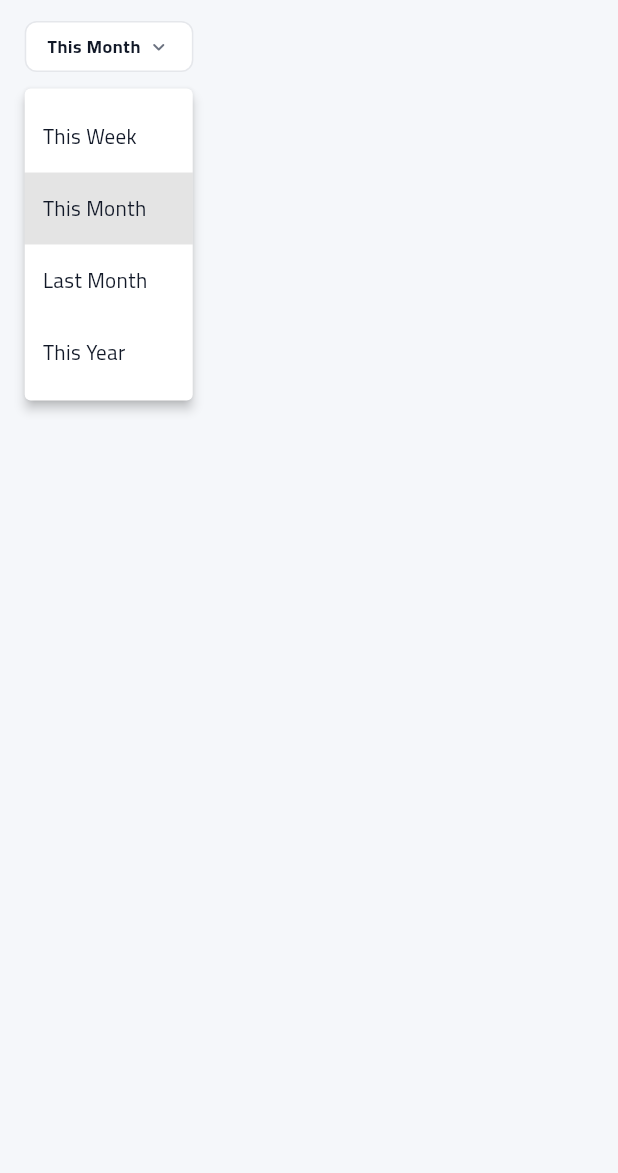
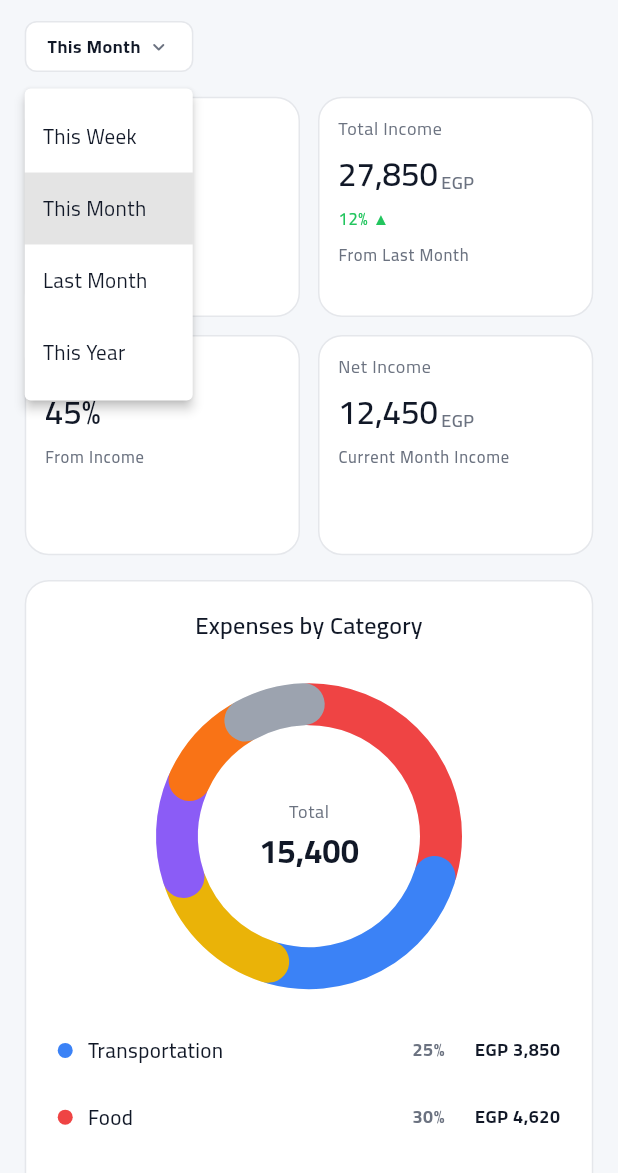
Before and after one commit to elsankary02/Masrofy, a Flutter app: the ReportsTab screen opened by its route, after a tap on "This Month", on a phone screen of 412 x 824 dp, the part 63-1236 px from its top. Run offline on Flutter 3.47's test engine with Material 3 defaults, Android fonts, the phone set to English and light mode, and no system bars; our stand-ins replace easy_localization, flutter_bloc, font_awesome_flutter, go_router, shared_preferences; accounts and stored records are empty.

Commit message:
feat: add reports tab with category legend, expenses by category, and date filter; enhance localization support

```diff
--- a/lib/core/router/go_router.dart
+++ b/lib/core/router/go_router.dart
@@ -9,7 +9,7 @@ import 'package:masrofy/features/income/income_page.dart';
 import 'package:masrofy/features/main/page/main_layout.dart';
 import 'package:masrofy/features/main/tabs/home_tab/presentation/pages/home_tab.dart';
 import 'package:masrofy/features/main/tabs/more_tab/presentation/pages/more_tab.dart';
-import 'package:masrofy/features/main/tabs/reports_tab/reports_tab.dart';
+import 'package:masrofy/features/main/tabs/reports_tab/presentation/pages/reports_tab.dart';
 import 'package:masrofy/features/main/tabs/transactions_tab/transactions_tab.dart';
 import 'package:masrofy/features/notification/presentation/page/notification_page.dart';
 
--- a/lib/features/main/page/main_layout.dart
+++ b/lib/features/main/page/main_layout.dart
@@ -6,7 +6,7 @@ import 'package:masrofy/core/utils/constants/locale_keys.g.dart';
 import 'package:masrofy/core/utils/extensions/extensions.dart';
 import 'package:masrofy/features/main/tabs/home_tab/presentation/pages/home_tab.dart';
 import 'package:masrofy/features/main/tabs/more_tab/presentation/pages/more_tab.dart';
-import 'package:masrofy/features/main/tabs/reports_tab/reports_tab.dart';
+import 'package:masrofy/features/main/tabs/reports_tab/presentation/pages/reports_tab.dart';
 import 'package:masrofy/features/main/tabs/transactions_tab/transactions_tab.dart';
 
 class MainLayout extends StatefulWidget {
--- /dev/null
+++ b/lib/features/main/tabs/reports_tab/data/models/category_legend_model.dart
@@ -0,0 +1,57 @@
+import 'package:easy_localization/easy_localization.dart';
+import 'package:flutter/material.dart';
+import 'package:masrofy/core/theme/app_colors.dart';
+import 'package:masrofy/core/utils/constants/locale_keys.g.dart';
+
+class CategoryLegendModel {
+  final String label;
+  final Color color;
+  final String percentage;
+  final String amount;
+
+  CategoryLegendModel({
+    required this.label,
+    required this.color,
+    required this.percentage,
+    required this.amount,
+  });
+}
+
+final List<CategoryLegendModel> categories = [
+  CategoryLegendModel(
+    label: LocaleKeys.transportation.tr(),
+    color: AppColors.blue,
+    percentage: '25%',
+    amount: 'EGP 3,850',
+  ),
+  CategoryLegendModel(
+    label: LocaleKeys.food.tr(),
+    color: AppColors.expense,
+    percentage: '30%',
+    amount: 'EGP 4,620',
+  ),
+  CategoryLegendModel(
+    label: LocaleKeys.bills.tr(),
+    color: AppColors.accent,
+    percentage: '15%',
+    amount: 'EGP 2,310',
+  ),
+  CategoryLegendModel(
+    label: LocaleKeys.shopping.tr(),
+    color: AppColors.purple,
+    percentage: '12%',
+    amount: 'EGP 1,848',
+  ),
+  CategoryLegendModel(
+    label: LocaleKeys.entertainment.tr(),
+    color: AppColors.orange,
+    percentage: '10%',
+    amount: 'EGP 1,540',
+  ),
+  CategoryLegendModel(
+    label: LocaleKeys.other.tr(),
+    color: AppColors.grey400,
+    percentage: '8%',
+    amount: 'EGP 1,232',
+  ),
+];
--- /dev/null
+++ b/lib/features/main/tabs/reports_tab/data/models/reports_model.dart
@@ -0,0 +1,52 @@
+import 'package:easy_localization/easy_localization.dart';
+import 'package:flutter/material.dart';
+import 'package:masrofy/core/theme/app_colors.dart';
+import 'package:masrofy/core/utils/constants/locale_keys.g.dart';
+
+class ReportsModel {
+  final String label;
+  final String amount;
+  final String? changeText;
+  final Color? changeColor;
+  final String subText;
+  final bool isPercentage;
+
+  ReportsModel({
+    required this.label,
+    required this.amount,
+    this.changeText,
+    this.changeColor,
+    required this.subText,
+    this.isPercentage = false,
+  });
+}
+
+List<ReportsModel> reportsData(BuildContext context) {
+  return [
+    ReportsModel(
+      label: LocaleKeys.total_expenses.tr(),
+      amount: "15,400",
+      changeText: "8% ▼",
+      changeColor: AppColors.expense,
+      subText: LocaleKeys.from_last_month.tr(),
+    ),
+    ReportsModel(
+      label: LocaleKeys.total_income_alt.tr(),
+      amount: "27,850",
+      changeText: "12% ▲",
+      changeColor: AppColors.income,
+      subText: LocaleKeys.from_last_month.tr(),
+    ),
+    ReportsModel(
+      label: LocaleKeys.savings_rate.tr(),
+      amount: "45%",
+      subText: LocaleKeys.from_income.tr(),
+      isPercentage: true,
+    ),
+    ReportsModel(
+      label: LocaleKeys.net_income.tr(),
+      amount: "12,450",
+      subText: LocaleKeys.current_month_income.tr(),
+    ),
+  ];
+}
--- a/lib/features/main/tabs/reports_tab/reports_tab.dart
+++ b/lib/features/main/tabs/reports_tab/presentation/pages/reports_tab.dart
@@ -3,7 +3,9 @@ import 'package:flutter/material.dart';
 import 'package:masrofy/core/utils/constants/locale_keys.g.dart';
 import 'package:masrofy/core/utils/extensions/extensions.dart';
 import 'package:masrofy/core/utils/extensions/screen_helper_extension.dart';
-import 'package:masrofy/features/main/tabs/reports_tab/widget/dashboard_date_filter_dropdown.dart';
+import 'package:masrofy/features/main/tabs/reports_tab/presentation/widget/dashboard_date_filter_dropdown.dart';
+import 'package:masrofy/features/main/tabs/reports_tab/presentation/widget/expenses_by_category_widget.dart';
+import 'package:masrofy/features/main/tabs/reports_tab/presentation/widget/reports_data_grid_view_builder_widget.dart';
 
 class ReportsTab extends StatelessWidget {
   const ReportsTab({super.key});
@@ -19,7 +21,6 @@ class ReportsTab extends StatelessWidget {
           ),
         ),
         centerTitle: true,
-
       ),
       body: SafeArea(
         child: SingleChildScrollView(
@@ -27,6 +28,11 @@ class ReportsTab extends StatelessWidget {
           child: Column(
             children: [
               DashboardDateFilterDropdown(onFilterChanged: (value) {}),
+              SizedBox(height: context.h20),
+              ReportsDataGridViewBuilderWidget(),
+              SizedBox(height: context.h20),
+              ExpensesByCategoryWidget(),
+              SizedBox(height: context.h20),
             ],
           ),
         ),
--- /dev/null
+++ b/lib/features/main/tabs/reports_tab/presentation/widget/category_legend_list_widget.dart
@@ -0,0 +1,97 @@
+import 'package:flutter/material.dart';
+import 'package:masrofy/core/theme/app_colors.dart';
+import 'package:masrofy/core/utils/extensions/extensions.dart';
+import 'package:masrofy/core/utils/extensions/screen_helper_extension.dart';
+import 'package:masrofy/features/main/tabs/reports_tab/data/models/category_legend_model.dart';
+
+class CategoryLegendListWidget extends StatelessWidget {
+  const CategoryLegendListWidget({super.key});
+
+  @override
+  Widget build(BuildContext context) {
+    return ListView.separated(
+      shrinkWrap: true,
+      physics: NeverScrollableScrollPhysics(),
+      itemCount: categories.length,
+      separatorBuilder: (context, index) => SizedBox(height: context.h20),
+      itemBuilder: (context, index) {
+        final items = categories[index];
+        return _CategoryLegend(
+          label: items.label,
+          color: items.color,
+          percentage: items.percentage,
+          amount: items.amount,
+        );
+      },
+    );
+  }
+}
+
+// ── Category Legend ──
+class _CategoryLegend extends StatelessWidget {
+  final String label;
+  final Color color;
+  final String percentage;
+  final String amount;
+  const _CategoryLegend({
+    required this.label,
+    required this.color,
+    required this.percentage,
+    required this.amount,
+  });
+
+  @override
+  Widget build(BuildContext context) {
+    return Column(
+      children: [
+        Padding(
+          padding: EdgeInsetsGeometry.all(4),
+          child: Row(
+            mainAxisAlignment: MainAxisAlignment.spaceBetween,
+            children: [
+              Row(
+                spacing: 10,
+                children: [
+                  Container(
+                    width: 10,
+                    height: 10,
+                    decoration: BoxDecoration(
+                      color: color,
+                      shape: BoxShape.circle,
+                    ),
+                  ),
+                  Text(
+                    label,
+                    style: context.textTheme.bodyMedium?.copyWith(
+                      fontWeight: FontWeight.w500,
+                    ),
+                  ),
+                ],
+              ),
+              Row(
+                spacing: 20,
+                children: [
+                  Text(
+                    percentage,
+                    style: context.textTheme.bodySmall?.copyWith(
+                      color: context.isDarkMode
+                          ? AppColors.textSecondaryDark
+                          : AppColors.textSecondaryLight,
+                      fontWeight: FontWeight.bold,
+                    ),
+                  ),
+                  Text(
+                    amount,
+                    style: context.textTheme.bodySmall?.copyWith(
+                      fontWeight: FontWeight.bold,
+                    ),
+                  ),
+                ],
+              ),
+            ],
+          ),
+        ),
+      ],
+    );
+  }
+}
--- /dev/null
+++ b/lib/features/main/tabs/reports_tab/presentation/widget/expenses_by_category_widget.dart
@@ -0,0 +1,132 @@
+import 'dart:math';
+
+import 'package:easy_localization/easy_localization.dart';
+import 'package:flutter/material.dart';
+import 'package:masrofy/core/theme/app_colors.dart';
+import 'package:masrofy/core/utils/constants/locale_keys.g.dart';
+import 'package:masrofy/core/utils/extensions/extensions.dart';
+import 'package:masrofy/core/utils/extensions/screen_helper_extension.dart';
+import 'package:masrofy/features/main/tabs/reports_tab/presentation/widget/category_legend_list_widget.dart';
+
+class ExpensesByCategoryWidget extends StatelessWidget {
+  const ExpensesByCategoryWidget({super.key});
+
+  @override
+  Widget build(BuildContext context) {
+    return Container(
+      padding: EdgeInsetsDirectional.all(17),
+      decoration: BoxDecoration(
+        color: context.isDarkMode ? AppColors.cardDark : Colors.white,
+        borderRadius: BorderRadius.circular(16),
+        border: Border.all(
+          color: context.isDarkMode
+              ? AppColors.borderDark
+              : AppColors.borderLight,
+        ),
+      ),
+      child: Column(
+        children: [
+          Text(
+            LocaleKeys.expenses_by_category.tr(),
+            style: context.textTheme.titleMedium,
+            textAlign: TextAlign.center,
+          ),
+          SizedBox(height: context.h35),
+          SizedBox(width: 200, height: 200, child: const _DonutChart()),
+          SizedBox(height: context.h35),
+          CategoryLegendListWidget(),
+        ],
+      ),
+    );
+  }
+}
+
+// ── Donut Chart (Custom Painter) ──
+class _DonutChart extends StatelessWidget {
+  const _DonutChart();
+
+  @override
+  Widget build(BuildContext context) {
+    return CustomPaint(
+      painter: _DonutChartPainter(isDark: context.isDarkMode),
+      child: Center(
+        child: Column(
+          mainAxisSize: MainAxisSize.min,
+          children: [
+            Text(
+              LocaleKeys.total.tr(),
+              style: context.textTheme.bodySmall?.copyWith(
+                color: context.isDarkMode
+                    ? AppColors.textSecondaryDark
+                    : AppColors.textSecondaryLight,
+              ),
+            ),
+            SizedBox(height: 4),
+            Text(
+              '15,400',
+              style: context.textTheme.titleLarge?.copyWith(
+                fontWeight: FontWeight.bold,
+              ),
+            ),
+          ],
+        ),
+      ),
+    );
+  }
+}
+
+class _DonutChartPainter extends CustomPainter {
+  final bool isDark;
+
+  _DonutChartPainter({required this.isDark});
+
+  @override
+  void paint(Canvas canvas, Size size) {
+    final center = Offset(size.width / 2, size.height / 2);
+    final radius = size.width / 2 - 12;
+    const strokeWidth = 28.0;
+    const gapAngle = 0.04; // small gap between segments
+
+    // Category data: percentage, color
+    final segments = [
+      (0.30, AppColors.expense),
+      (0.25, AppColors.blue),
+      (0.15, AppColors.accent),
+      (0.12, AppColors.purple),
+      (0.10, AppColors.orange),
+      (0.08, AppColors.grey400),
+    ];
+
+    // Background ring
+    final bgPaint = Paint()
+      ..color = isDark ? AppColors.borderDark : AppColors.grey100
+      ..style = PaintingStyle.stroke
+      ..strokeWidth = strokeWidth
+      ..strokeCap = StrokeCap.round;
+    canvas.drawCircle(center, radius, bgPaint);
+
+    // Draw segments
+    var startAngle = -pi / 2; // start from top
+    for (final (fraction, color) in segments) {
+      final sweepAngle = 2 * pi * fraction - gapAngle;
+      final paint = Paint()
+        ..color = color
+        ..style = PaintingStyle.stroke
+        ..strokeWidth = strokeWidth
+        ..strokeCap = StrokeCap.round;
+
+      canvas.drawArc(
+        Rect.fromCircle(center: center, radius: radius),
+        startAngle,
+        sweepAngle,
+        false,
+        paint,
+      );
+      startAngle += sweepAngle + gapAngle;
+    }
+  }
+
+  @override
+  bool shouldRepaint(covariant _DonutChartPainter oldDelegate) =>
+      isDark != oldDelegate.isDark;
+}
--- /dev/null
+++ b/lib/features/main/tabs/reports_tab/presentation/widget/reports_data_grid_view_builder_widget.dart
@@ -0,0 +1,128 @@
+import 'package:flutter/material.dart';
+import 'package:masrofy/core/theme/app_colors.dart';
+import 'package:masrofy/core/utils/extensions/extensions.dart';
+import 'package:masrofy/core/utils/extensions/screen_helper_extension.dart';
+import 'package:masrofy/features/main/tabs/reports_tab/data/models/reports_model.dart';
+
+class ReportsDataGridViewBuilderWidget extends StatelessWidget {
+  const new({super.key});
+
+  @override
+  Widget build(BuildContext context) {
+    return GridView.builder(
+      gridDelegate: const SliverGridDelegateWithFixedCrossAxisCount(
+        crossAxisCount: 2,
+        crossAxisSpacing: 12.0,
+        mainAxisSpacing: 12.0,
+        childAspectRatio: 1.25,
+      ),
+      shrinkWrap: true,
+      physics: const NeverScrollableScrollPhysics(),
+      itemCount: reportsData(context).length,
+      itemBuilder: (context, index) {
+        final report = reportsData(context)[index];
+
+        return _ReportsSummaryCardWidget(
+          label: report.label,
+          amount: report.amount,
+          subText: report.subText,
+          isPercentage: report.isPercentage,
+          changeText: report.changeText,
+          changeColor: report.changeColor,
+        );
+      },
+    );
+  }
+}
+
+class _ReportsSummaryCardWidget extends StatelessWidget {
+  final String label;
+  final String amount;
+  final String? changeText;
+  final Color? changeColor;
+  final String subText;
+  final bool isPercentage;
+  const _ReportsSummaryCardWidget({
+    required this.label,
+    required this.amount,
+    this.changeText,
+    this.changeColor,
+    required this.subText,
+    this.isPercentage = false,
+  });
+
+  @override
+  Widget build(BuildContext context) {
+    return Container(
+      padding: EdgeInsetsDirectional.only(
+        start: context.h15,
+        top: context.h15,
+        bottom: context.h15,
+      ),
+      decoration: BoxDecoration(
+        color: context.isDarkMode ? AppColors.cardDark : Colors.white,
+        borderRadius: BorderRadius.circular(16),
+        border: Border.all(
+          color: context.isDarkMode
+              ? AppColors.borderDark
+              : AppColors.borderLight,
+        ),
+      ),
+      child: Column(
+        crossAxisAlignment: .start,
+        spacing: 8,
+        children: [
+          Text(
+            label,
+            style: context.textTheme.bodySmall?.copyWith(
+              color: context.isDarkMode
+                  ? AppColors.textSecondaryDark
+                  : AppColors.textSecondaryLight,
+            ),
+          ),
+          Row(
+            spacing: 2,
+            mainAxisAlignment: MainAxisAlignment.start,
+            crossAxisAlignment: CrossAxisAlignment.end,
+            children: [
+              Text(amount, style: context.textTheme.titleLarge),
+              if (!isPercentage)
+                Text(
+                  'EGP ',
+                  style: context.textTheme.bodySmall?.copyWith(
+                    color: context.isDarkMode
+                        ? AppColors.textSecondaryDark
+                        : AppColors.textSecondaryLight,
+                    fontWeight: FontWeight.w600,
+                  ),
+                ),
+            ],
+          ),
+          if (changeText != null) ...[
+            Row(
+              mainAxisAlignment: MainAxisAlignment.start,
+              children: [
+                Text(
+                  changeText!,
+                  style: context.textTheme.labelSmall?.copyWith(
+                    color: changeColor,
+                  ),
+                ),
+              ],
+            ),
+          ],
+          if (subText.isNotEmpty) ...[
+            Text(
+              subText,
+              style: context.textTheme.labelSmall?.copyWith(
+                color: context.isDarkMode
+                    ? AppColors.textSecondaryDark
+                    : AppColors.textSecondaryLight,
+              ),
+            ),
+          ],
+        ],
+      ),
+    );
+  }
+}
```
Also changed, not shown: assets/translations/ar.json (+7 -1 lines), assets/translations/en.json (+7 -1 lines), lib/core/utils/constants/locale_keys.g.dart, lib/features/main/tabs/reports_tab/presentation/widget/dashboard_date_filter_dropdown.dart (renamed from lib/features/main/tabs/reports_tab/widget/dashboard_date_filter_dropdown.dart), lib/features/main/tabs/reports_tab/presentation/widget/reports_appbar.dart (renamed from lib/features/main/tabs/reports_tab/widget/reports_appbar.dart).
